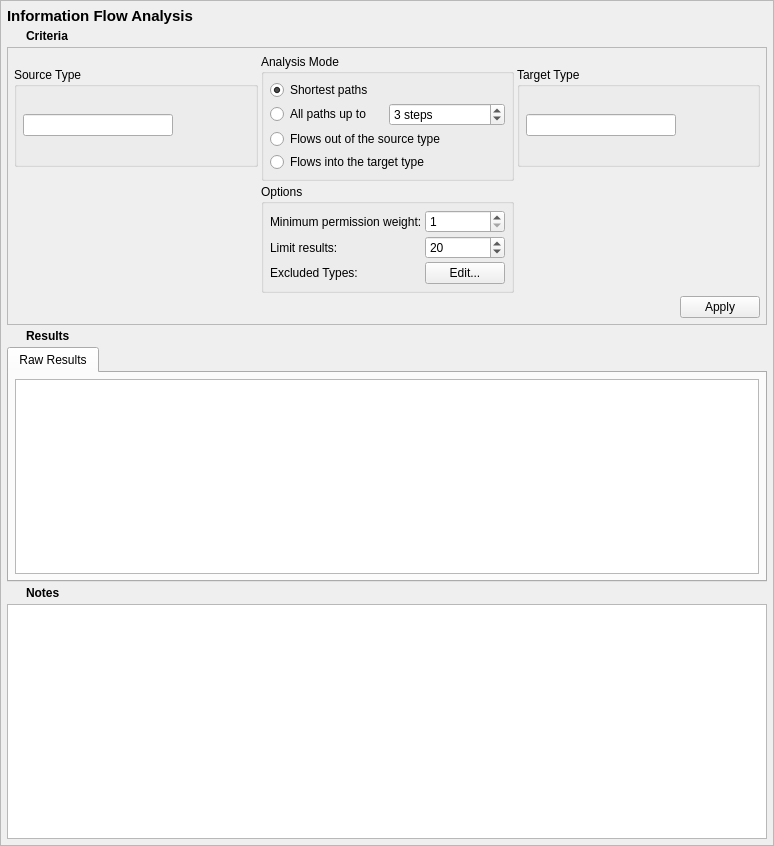
Before: the Qt Designer form data/infoflow.ui in SELinuxProject/setools, drawn with Qt 5.
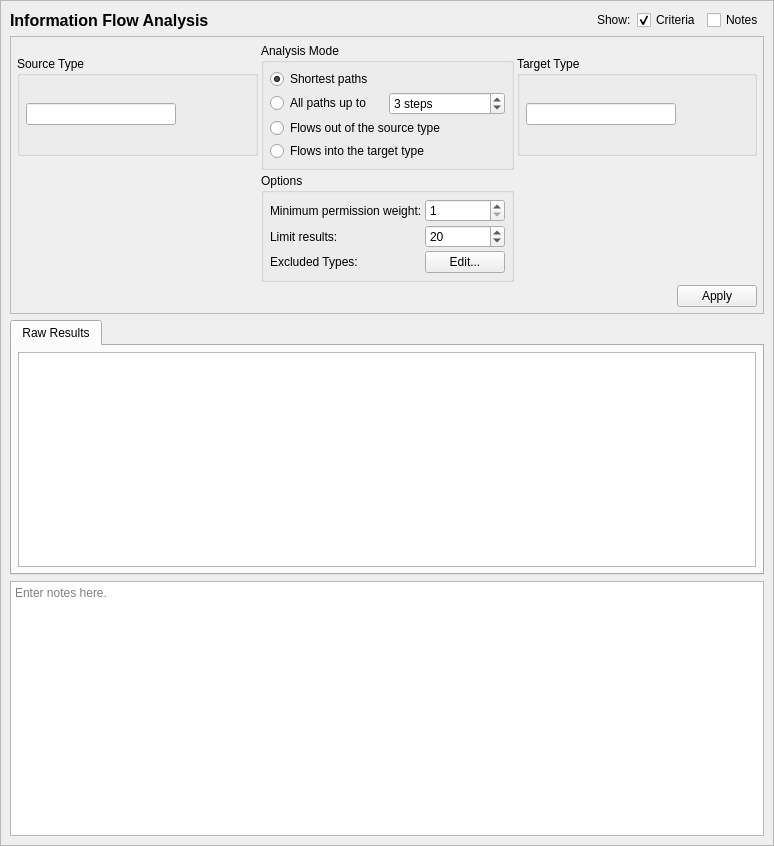
After: the same form once the commit is applied. Icons and pictures are not drawn.

Commit message:
apol: switch tabs to (more discoverable) check boxes for hiding UI elements
Also drop the results expander.

What changed in the file:
```diff
--- a/data/infoflow.ui
+++ b/data/infoflow.ui
@@ -31,221 +31,8 @@
      <height>0</height>
     </size>
    </property>
-   <layout class="QGridLayout" name="gridLayout_9">
-    <property name="leftMargin">
-     <number>6</number>
-    </property>
-    <property name="topMargin">
-     <number>6</number>
-    </property>
-    <property name="rightMargin">
-     <number>6</number>
-    </property>
-    <property name="bottomMargin">
-     <number>6</number>
-    </property>
-    <property name="spacing">
-     <number>3</number>
-    </property>
-    <item row="5" column="1">
-     <widget class="QLabel" name="label_4">
-      <property name="sizePolicy">
-       <sizepolicy hsizetype="Preferred" vsizetype="Fixed">
-        <horstretch>0</horstretch>
-        <verstretch>0</verstretch>
-       </sizepolicy>
-      </property>
-      <property name="font">
-       <font>
-        <weight>75</weight>
-        <bold>true</bold>
-       </font>
-      </property>
-      <property name="text">
-       <string>Notes</string>
-      </property>
-     </widget>
-    </item>
-    <item row="1" column="0">
-     <widget class="QPushButton" name="criteria_expander">
-      <property name="sizePolicy">
-       <sizepolicy hsizetype="Fixed" vsizetype="Fixed">
-        <horstretch>0</horstretch>
-        <verstretch>0</verstretch>
-       </sizepolicy>
-      </property>
-      <property name="minimumSize">
-       <size>
-        <width>16</width>
-        <height>16</height>
-       </size>
-      </property>
-      <property name="maximumSize">
-       <size>
-        <width>16</width>
-        <height>16</height>
-       </size>
-      </property>
-      <property name="focusPolicy">
-       <enum>Qt::TabFocus</enum>
-      </property>
-      <property name="styleSheet">
-       <string notr="true">QPushButton:flat {   border: none; }</string>
-      </property>
-      <property name="text">
-       <string/>
-      </property>
-      <property name="icon">
-       <iconset>
-        <normaloff>icons/expand_inactive.png</normaloff>
-        <normalon>icons/expand_active.png</normalon>icons/expand_inactive.png</iconset>
-      </property>
-      <property name="iconSize">
-       <size>
-        <width>16</width>
-        <height>16</height>
-       </size>
-      </property>
-      <property name="checkable">
-       <bool>true</bool>
-      </property>
-      <property name="checked">
-       <bool>true</bool>
-      </property>
-      <property name="flat">
-       <bool>true</bool>
-      </property>
-     </widget>
-    </item>
-    <item row="3" column="0">
-     <widget class="QPushButton" name="results_expander">
-      <property name="sizePolicy">
-       <sizepolicy hsizetype="Fixed" vsizetype="Fixed">
-        <horstretch>0</horstretch>
-        <verstretch>0</verstretch>
-       </sizepolicy>
-      </property>
-      <property name="minimumSize">
-       <size>
-        <width>16</width>
-        <height>16</height>
-       </size>
-      </property>
-      <property name="maximumSize">
-       <size>
-        <width>16</width>
-        <height>16</height>
-       </size>
-      </property>
-      <property name="focusPolicy">
-       <enum>Qt::TabFocus</enum>
-      </property>
-      <property name="styleSheet">
-       <string notr="true">QPushButton:flat {   border: none; }</string>
-      </property>
-      <property name="text">
-       <string/>
-      </property>
-      <property name="icon">
-       <iconset>
-        <normaloff>icons/expand_inactive.png</normaloff>
-        <normalon>icons/expand_active.png</normalon>icons/expand_inactive.png</iconset>
-      </property>
-      <property name="iconSize">
-       <size>
-        <width>16</width>
-        <height>16</height>
-       </size>
-      </property>
-      <property name="checkable">
-       <bool>true</bool>
-      </property>
-      <property name="checked">
-       <bool>true</bool>
-      </property>
-      <property name="flat">
-       <bool>true</bool>
-      </property>
-     </widget>
-    </item>
-    <item row="0" column="0" colspan="2">
-     <widget class="QLabel" name="label">
-      <property name="sizePolicy">
-       <sizepolicy hsizetype="Preferred" vsizetype="Fixed">
-        <horstretch>0</horstretch>
-        <verstretch>0</verstretch>
-       </sizepolicy>
-      </property>
-      <property name="maximumSize">
-       <size>
-        <width>16777215</width>
-        <height>20</height>
-       </size>
-      </property>
-      <property name="font">
-       <font>
-        <pointsize>11</pointsize>
-        <weight>75</weight>
-        <bold>true</bold>
-       </font>
-      </property>
-      <property name="text">
-       <string>Information Flow Analysis</string>
-      </property>
-     </widget>
-    </item>
-    <item row="6" column="0" colspan="2">
-     <widget class="QTextEdit" name="notes">
-      <property name="minimumSize">
-       <size>
-        <width>0</width>
-        <height>125</height>
-       </size>
-      </property>
-      <property name="toolTip">
-       <string>Optionally enter notes here about the query.</string>
-      </property>
-     </widget>
-    </item>
-    <item row="3" column="1">
-     <widget class="QLabel" name="label_3">
-      <property name="sizePolicy">
-       <sizepolicy hsizetype="Preferred" vsizetype="Fixed">
-        <horstretch>0</horstretch>
-        <verstretch>0</verstretch>
-       </sizepolicy>
-      </property>
-      <property name="font">
-       <font>
-        <weight>75</weight>
-        <bold>true</bold>
-       </font>
-      </property>
-      <property name="text">
-       <string>Results</string>
-      </property>
-     </widget>
-    </item>
-    <item row="1" column="1">
-     <widget class="QLabel" name="label_2">
-      <property name="sizePolicy">
-       <sizepolicy hsizetype="Preferred" vsizetype="Fixed">
-        <horstretch>0</horstretch>
-        <verstretch>0</verstretch>
-       </sizepolicy>
-      </property>
-      <property name="font">
-       <font>
-        <weight>75</weight>
-        <bold>true</bold>
-       </font>
-      </property>
-      <property name="text">
-       <string>Criteria</string>
-      </property>
-     </widget>
-    </item>
-    <item row="2" column="0" colspan="2">
+   <layout class="QGridLayout" name="gridLayout_4">
+    <item row="1" column="0" colspan="5">
      <widget class="QFrame" name="criteria_frame">
       <property name="maximumSize">
        <size>
@@ -581,58 +368,53 @@
       <zorder>groupBox_2</zorder>
      </widget>
     </item>
-    <item row="5" column="0">
-     <widget class="QPushButton" name="notes_expander">
+    <item row="0" column="0">
+     <widget class="QLabel" name="label">
       <property name="sizePolicy">
-       <sizepolicy hsizetype="Fixed" vsizetype="Fixed">
+       <sizepolicy hsizetype="Preferred" vsizetype="Fixed">
         <horstretch>0</horstretch>
         <verstretch>0</verstretch>
        </sizepolicy>
       </property>
-      <property name="minimumSize">
-       <size>
-        <width>16</width>
-        <height>16</height>
-       </size>
-      </property>
       <property name="maximumSize">
        <size>
-        <width>16</width>
-        <height>16</height>
+        <width>16777215</width>
+        <height>20</height>
        </size>
       </property>
-      <property name="focusPolicy">
-       <enum>Qt::TabFocus</enum>
-      </property>
-      <property name="styleSheet">
-       <string notr="true">QPushButton:flat {   border: none; }</string>
+      <property name="font">
+       <font>
+        <pointsize>12</pointsize>
+        <weight>75</weight>
+        <bold>true</bold>
+       </font>
       </property>
       <property name="text">
-       <string/>
+       <string>Information Flow Analysis</string>
       </property>
-      <property name="icon">
-       <iconset>
-        <normaloff>icons/expand_inactive.png</normaloff>
-        <normalon>icons/expand_active.png</normalon>icons/expand_inactive.png</iconset>
+     </widget>
+    </item>
+    <item row="0" column="1">
+     <spacer name="horizontalSpacer">
+      <property name="orientation">
+       <enum>Qt::Horizontal</enum>
       </property>
-      <property name="iconSize">
+      <property name="sizeHint" stdset="0">
        <size>
-        <width>16</width>
-        <height>16</height>
+        <width>40</width>
+        <height>20</height>
        </size>
       </property>
-      <property name="checkable">
-       <bool>true</bool>
-      </property>
-      <property name="checked">
-       <bool>false</bool>
-      </property>
-      <property name="flat">
-       <bool>true</bool>
+     </spacer>
+    </item>
+    <item row="0" column="2">
+     <widget class="QLabel" name="label_2">
+      <property name="text">
+       <string>Show:</string>
       </property>
      </widget>
     </item>
-    <item row="4" column="0" colspan="2">
+    <item row="2" column="0" colspan="5">
      <widget class="QTabWidget" name="results_frame">
       <property name="sizePolicy">
        <sizepolicy hsizetype="Preferred" vsizetype="MinimumExpanding">
@@ -691,6 +473,45 @@
       </widget>
      </widget>
     </item>
+    <item row="0" column="3">
+     <widget class="QCheckBox" name="criteria_expander">
+      <property name="toolTip">
+       <string>Show or hide the search criteria (no settings are lost)</string>
+      </property>
+      <property name="text">
+       <string>Criteria</string>
+      </property>
+      <property name="checked">
+       <bool>true</bool>
+      </property>
+     </widget>
+    </item>
+    <item row="0" column="4">
+     <widget class="QCheckBox" name="notes_expander">
+      <property name="toolTip">
+       <string>Show or hide the notes field (no data is lost)</string>
+      </property>
+      <property name="text">
+       <string>Notes</string>
+      </property>
+     </widget>
+    </item>
+    <item row="3" column="0" colspan="5">
+     <widget class="QTextEdit" name="notes">
+      <property name="minimumSize">
+       <size>
+        <width>0</width>
+        <height>125</height>
+       </size>
+      </property>
+      <property name="toolTip">
+       <string>Optionally enter notes here about the query.</string>
+      </property>
+      <property name="placeholderText">
+       <string>Enter notes here.</string>
+      </property>
+     </widget>
+    </item>
    </layout>
   </widget>
  </widget>
```
Left out of the diff: 37 changed lines with no effect on the pictures. The commit also changes 10 other files.
